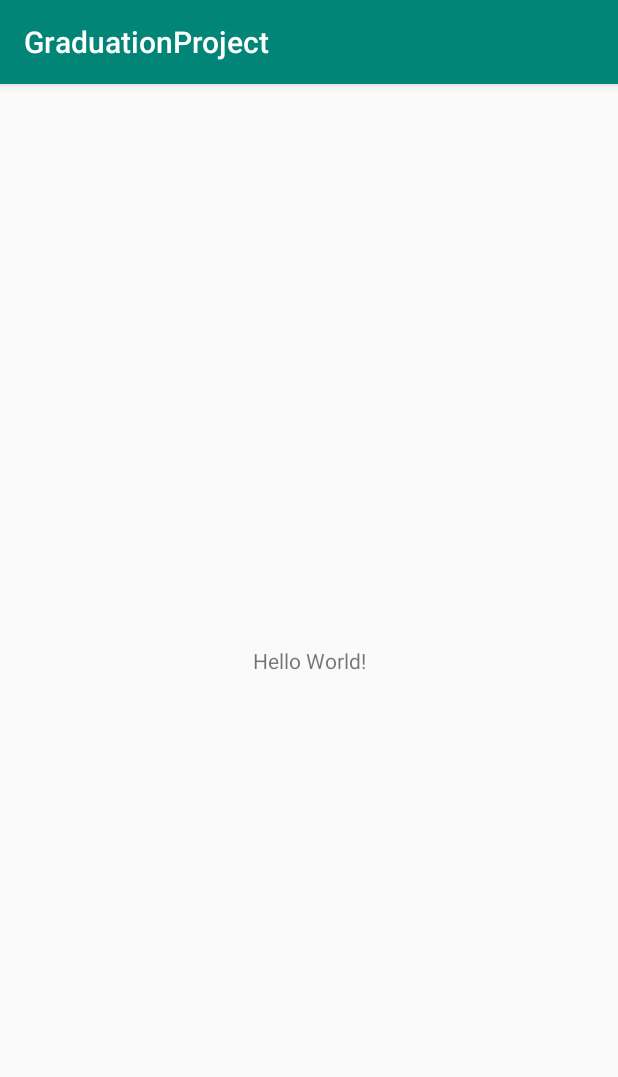
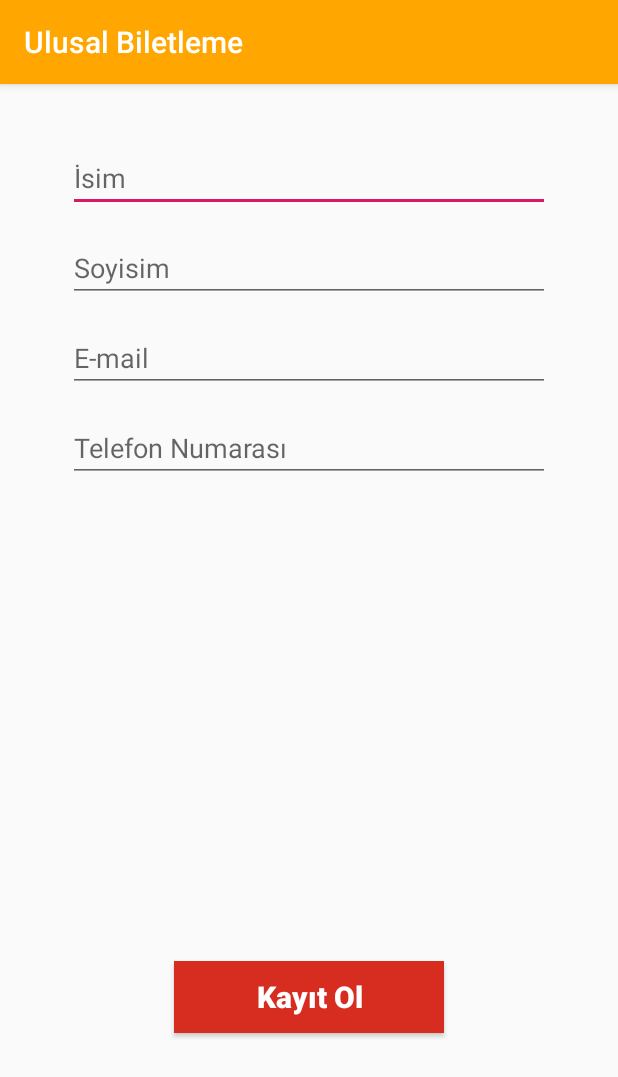
Before and after one commit to NilayKeven/GraduationProject, an Android app: the screen it shows after launch (MainActivity before the commit, RegisterActivity after it), on a phone screen of 412 x 824 dp. Shown: the top 1077 px of the screen. Run offline under Robolectric (Android 15) with nearby library versions, the phone set to English and light mode, and no system bars; our stand-ins replace Firebase (no records; nobody signed in at launch, a user with empty details on screens opened directly).

Commit message:
User registration is added in the project.

```diff
--- a/app/src/main/AndroidManifest.xml
+++ b/app/src/main/AndroidManifest.xml
@@ -9,12 +9,13 @@
         android:roundIcon="@mipmap/ic_launcher_round"
         android:supportsRtl="true"
         android:theme="@style/AppTheme">
-        <activity android:name=".MainActivity">
+        <activity android:name=".RegisterActivity">
             <intent-filter>
                 <action android:name="android.intent.action.MAIN" />
 
                 <category android:name="android.intent.category.LAUNCHER" />
             </intent-filter>
+
         </activity>
     </application>
 
--- a/app/src/main/java/com/example/nkeven/graduationproject/MainActivity.java
+++ /dev/null
@@ -1,13 +0,0 @@
-package com.example.nkeven.graduationproject;
-
-import android.support.v7.app.AppCompatActivity;
-import android.os.Bundle;
-
-public class MainActivity extends AppCompatActivity {
-
-    @Override
-    protected void onCreate(Bundle savedInstanceState) {
-        super.onCreate(savedInstanceState);
-        setContentView(R.layout.activity_main);
-    }
-}
--- /dev/null
+++ b/app/src/main/java/com/example/nkeven/graduationproject/RegisterActivity.java
@@ -0,0 +1,101 @@
+package com.example.nkeven.graduationproject;
+
+import android.content.DialogInterface;
+import android.support.v7.app.AlertDialog;
+import android.support.v7.app.AppCompatActivity;
+import android.os.Bundle;
+import android.util.Log;
+import android.view.View;
+import android.widget.Button;
+import android.widget.EditText;
+
+import com.google.firebase.database.DatabaseReference;
+import com.google.firebase.database.FirebaseDatabase;
+
+public class RegisterActivity extends AppCompatActivity {
+
+    EditText userName;
+    EditText userSurname;
+    EditText emailAddress;
+    EditText phoneNumber;
+    Button registerButton;
+
+    DatabaseReference databaseUsersReference;
+
+    @Override
+    protected void onCreate(Bundle savedInstanceState) {
+        super.onCreate(savedInstanceState);
+        setContentView(R.layout.activity_register);
+
+        databaseUsersReference = FirebaseDatabase.getInstance().getReference("users");
+
+        userName = findViewById(R.id.edit_username);
+        userSurname = findViewById(R.id.edit_user_surname);
+        emailAddress = findViewById(R.id.edit_email);
+        phoneNumber = findViewById(R.id.edit_phone_number);
+        registerButton = findViewById(R.id.button_register);
+
+        registerButton.setOnClickListener(new Button.OnClickListener() {
+            @Override
+            public void onClick(View v) {
+                Log.i(getClass().toString(), "Register button on click");
+                addUserToDatabase();
+            }
+        });
+
+    }
+
+    public boolean validationUserName(String userName) {
+        // Control the user name or surname is valid.
+        return (!userName.equals("") && userName.length() > 1 && userName.matches("^[a-zA-Z]*$"));
+    }
+
+    public String addRegionCodePhoneNumber(String phoneNumber) {
+        // Region code for Turkey
+        final String regionCode = "+90";
+        return (phoneNumber + regionCode);
+    }
+
+    public boolean validationPhoneNumber(String phoneNumber) {
+        phoneNumber = addRegionCodePhoneNumber(phoneNumber);
+        return phoneNumber.length() == 13;
+    }
+
+    public boolean validationEmail(String email) {
+        return (email.contains("@") || (email.contains(".")));
+    }
+
+    public void addUserToDatabase() {
+        String name = userName.getText().toString();
+        String surname = userSurname.getText().toString();
+        String email = emailAddress.getText().toString();
+        String phone = phoneNumber.getText().toString();
+
+        if (!validationUserName(name)) {
+            showAlert("Uyarı", "Geçersiz isim girdiniz.", "TAMAM", userName);
+        } else if (!validationUserName(surname)) {
+            showAlert("Uyarı", "Geçersiz soyisim girdiniz.", "TAMAM", userSurname);
+        } else if (!validationEmail(email)) {
+            showAlert("Uyarı", "Geçersiz e-mail adresi girdiniz.", "TAMAM", emailAddress);
+        } else if (!validationPhoneNumber(phone)) {
+            showAlert("Uyarı", "Geçersiz telefon numarası girdiniz.", "TAMAM", phoneNumber);
+        } else {
+            Person person = new Person(name, surname, email, phone);
+            String keyID = databaseUsersReference.push().getKey();
+            databaseUsersReference.child(keyID).setValue(person);
+        }
+    }
+
+    public void showAlert(String title, String message, String buttonText, final EditText editText) {
+        AlertDialog.Builder alert = new AlertDialog.Builder(this);
+        alert.setTitle(title);
+        alert.setMessage(message);
+        alert.setPositiveButton(buttonText, new DialogInterface.OnClickListener() {
+            @Override
+            public void onClick(DialogInterface dialog, int which) {
+                editText.setText("");
+            }
+        });
+        alert.show();
+    }
+}
--- a/app/src/main/res/layout/activity_main.xml
+++ /dev/null
@@ -1,18 +0,0 @@
-<?xml version="1.0" encoding="utf-8"?>
-<android.support.constraint.ConstraintLayout xmlns:android="http://schemas.android.com/apk/res/android"
-    xmlns:app="http://schemas.android.com/apk/res-auto"
-    xmlns:tools="http://schemas.android.com/tools"
-    android:layout_width="match_parent"
-    android:layout_height="match_parent"
-    tools:context=".MainActivity">
-
-    <TextView
-        android:layout_width="wrap_content"
-        android:layout_height="wrap_content"
-        android:text="Hello World!"
-        app:layout_constraintBottom_toBottomOf="parent"
-        app:layout_constraintLeft_toLeftOf="parent"
-        app:layout_constraintRight_toRightOf="parent"
-        app:layout_constraintTop_toTopOf="parent" />
-
-</android.support.constraint.ConstraintLayout>
--- /dev/null
+++ b/app/src/main/res/layout/activity_register.xml
@@ -0,0 +1,101 @@
+<?xml version="1.0" encoding="utf-8"?>
+<RelativeLayout xmlns:android="http://schemas.android.com/apk/res/android"
+    xmlns:app="http://schemas.android.com/apk/res-auto"
+    xmlns:tools="http://schemas.android.com/tools"
+    android:layout_width="match_parent"
+    android:layout_height="match_parent"
+    tools:context=".RegisterActivity">
+
+    <RelativeLayout
+        android:layout_width="match_parent"
+        android:layout_height="wrap_content"
+        android:layout_alignParentStart="true"
+        android:layout_alignParentLeft="true"
+        android:layout_alignParentTop="true"
+        android:layout_marginStart="0dp"
+        android:layout_marginLeft="0dp"
+        android:layout_marginTop="0dp"
+        android:orientation="vertical">
+
+        <EditText
+            android:id="@+id/edit_username"
+            android:layout_width="300dp"
+            android:layout_height="wrap_content"
+            android:layout_alignParentStart="true"
+            android:layout_alignParentLeft="true"
+            android:layout_alignParentTop="true"
+            android:layout_alignParentEnd="true"
+            android:layout_alignParentRight="true"
+            android:layout_marginStart="45dp"
+            android:layout_marginLeft="30dp"
+            android:layout_marginTop="40dp"
+            android:layout_marginEnd="45dp"
+            android:layout_marginRight="55dp"
+            android:hint="@string/user_name" />
+        <EditText
+            android:id="@+id/edit_user_surname"
+            android:layout_width="300dp"
+            android:layout_height="wrap_content"
+            android:layout_alignParentStart="true"
+            android:layout_alignParentLeft="true"
+            android:layout_alignParentTop="true"
+            android:layout_alignParentEnd="true"
+            android:layout_alignParentRight="true"
+            android:layout_marginStart="45dp"
+            android:layout_marginLeft="30dp"
+            android:layout_marginTop="100dp"
+            android:layout_marginEnd="45dp"
+            android:layout_marginRight="55dp"
+            android:hint="@string/user_surname" />
+
+        <EditText
+            android:id="@+id/edit_email"
+            android:layout_width="300dp"
+            android:layout_height="wrap_content"
+            android:layout_alignParentStart="true"
+            android:layout_alignParentLeft="true"
+            android:layout_alignParentTop="true"
+            android:layout_alignParentEnd="true"
+            android:layout_alignParentRight="true"
+            android:layout_marginStart="45dp"
+            android:layout_marginLeft="30dp"
+            android:layout_marginTop="160dp"
+            android:layout_marginEnd="45dp"
+            android:layout_marginRight="55dp"
+            android:hint="@string/email" />
+
+        <EditText
+            android:id="@+id/edit_phone_number"
+            android:layout_width="300dp"
+            android:layout_height="wrap_content"
+            android:layout_alignParentStart="true"
+            android:layout_alignParentLeft="true"
+            android:layout_alignParentTop="true"
+            android:layout_alignParentEnd="true"
+            android:layout_alignParentRight="true"
+            android:layout_marginStart="45dp"
+            android:layout_marginLeft="30dp"
+            android:layout_marginTop="220dp"
+            android:layout_marginEnd="45dp"
+            android:layout_marginRight="55dp"
+            android:hint="@string/phone_number"
+            android:maxLength="10" />
+
+
+    </RelativeLayout>
+
+    <Button
+        android:id="@+id/button_register"
+        android:layout_width="180dp"
+        android:layout_height="wrap_content"
+        android:layout_alignParentBottom="true"
+        android:layout_centerHorizontal="true"
+        android:layout_marginBottom="135dp"
+        android:background="@color/registerButtonColor"
+        android:text="@string/register_button"
+        android:textAllCaps="false"
+        android:textColor="@android:color/background_light"
+        android:textSize="20sp"
+        android:textStyle="bold" />
+
+</RelativeLayout>
--- a/app/src/main/res/values/colors.xml
+++ b/app/src/main/res/values/colors.xml
@@ -1,6 +1,9 @@
 <?xml version="1.0" encoding="utf-8"?>
 <resources>
-    <color name="colorPrimary">#008577</color>
-    <color name="colorPrimaryDark">#00574B</color>
+    <color name="colorPrimary">#ffa700</color>
+    <color name="colorPrimaryDark">#ff9500</color>
     <color name="colorAccent">#D81B60</color>
+    <color name="colorOtpButton">#5f7135</color>
+    <color name="colorBackGround">#FF90AB4E</color>
+    <color name="registerButtonColor">#d62d20</color>
 </resources>
--- a/app/src/main/res/values/strings.xml
+++ b/app/src/main/res/values/strings.xml
@@ -1,3 +1,10 @@
 <resources>
-    <string name="app_name">GraduationProject</string>
+    <string name="app_name">Ulusal Biletleme</string>
+    <string name="register_button">Kayıt Ol</string>
+    <string name="phone_number">Telefon Numarası</string>
+    <string name="otp_code">Onay Kodu</string>
+    <string name="user_name">İsim</string>
+    <string name="user_surname">Soyisim</string>
+    <string name="email">E-mail</string>
+    <string name="password">Şifre</string>
 </resources>
--- a/build.gradle
+++ b/build.gradle
@@ -7,8 +7,8 @@ buildscript {
         jcenter()
     }
     dependencies {
-        classpath 'com.android.tools.build:gradle:3.2.0'
-
+        classpath 'com.android.tools.build:gradle:3.2.1'
+        classpath 'com.google.gms:google-services:4.2.0'
 
         // NOTE: Do not place your application dependencies here; they belong
         // in the individual module build.gradle files
```
Also changed, not shown: app/build.gradle (+8 -3 lines), app/src/main/java/com/example/nkeven/graduationproject/Person.java (added, +31 -0 lines).
